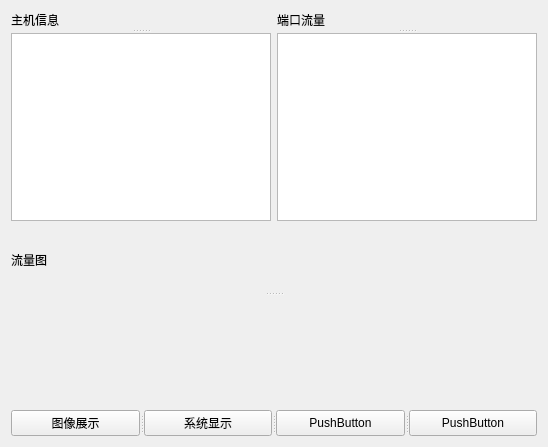
This is qt_2.ui in 2001hhhu/Ptms as Qt 5 draws it before an edit. The edited form follows.
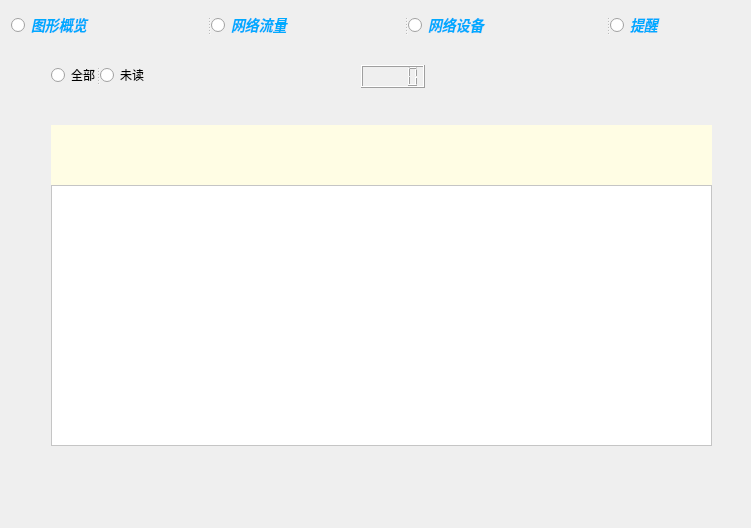
This is the edited form. The open tabs and pages were chosen to show the change. Custom widgets are drawn as their Qt base class.

```diff
--- a/qt_2.ui
+++ b/qt_2.ui
@@ -6,8 +6,8 @@
    <rect>
     <x>0</x>
     <y>0</y>
-    <width>548</width>
-    <height>447</height>
+    <width>751</width>
+    <height>528</height>
    </rect>
   </property>
   <property name="windowTitle">
@@ -15,72 +15,313 @@
   </property>
   <layout class="QVBoxLayout" name="verticalLayout">
    <item>
-    <layout class="QHBoxLayout" name="horizontalLayout">
-     <item>
+    <widget class="QSplitter" name="splitter_5">
+     <property name="styleSheet">
+      <string notr="true">QRadioButton{
+	font-family: &quot;Microsoft YaHei&quot;;
+font-size: 14px;
+font-style: italic;
+font-weight: bold;
+color: rgb(0, 170, 255);
+font: bold italic 18px &quot;Microsoft YaHei&quot;
+}</string>
+     </property>
+     <property name="orientation">
+      <enum>Qt::Horizontal</enum>
+     </property>
+     <widget class="QRadioButton" name="rbtn1">
+      <property name="text">
+       <string>图形概览</string>
+      </property>
+     </widget>
+     <widget class="QRadioButton" name="rbtn2">
+      <property name="text">
+       <string>网络流量</string>
+      </property>
+     </widget>
+     <widget class="QRadioButton" name="rbtn3">
+      <property name="text">
+       <string>网络设备</string>
+      </property>
+     </widget>
+     <widget class="QRadioButton" name="rbtn4">
+      <property name="text">
+       <string>提醒</string>
+      </property>
+     </widget>
+    </widget>
+   </item>
+   <item>
+    <widget class="QStackedWidget" name="stack_1">
+     <property name="currentIndex">
+      <number>3</number>
+     </property>
+     <widget class="QWidget" name="page">
       <widget class="QSplitter" name="splitter">
+       <property name="geometry">
+        <rect>
+         <x>0</x>
+         <y>0</y>
+         <width>241</width>
+         <height>351</height>
+        </rect>
+       </property>
        <property name="orientation">
         <enum>Qt::Vertical</enum>
        </property>
        <widget class="QLabel" name="label">
         <property name="text">
-         <string>主机信息</string>
+         <string>全部</string>
         </property>
        </widget>
        <widget class="QTextBrowser" name="textBrowser"/>
       </widget>
-     </item>
-     <item>
       <widget class="QSplitter" name="splitter_3">
+       <property name="geometry">
+        <rect>
+         <x>250</x>
+         <y>0</y>
+         <width>431</width>
+         <height>351</height>
+        </rect>
+       </property>
        <property name="orientation">
         <enum>Qt::Vertical</enum>
        </property>
        <widget class="QLabel" name="label_3">
         <property name="text">
-         <string>端口流量</string>
+         <string>应用程序</string>
         </property>
        </widget>
        <widget class="QTextBrowser" name="textBrowser_2"/>
       </widget>
-     </item>
-    </layout>
-   </item>
-   <item>
-    <widget class="QSplitter" name="splitter_2">
-     <property name="orientation">
-      <enum>Qt::Vertical</enum>
-     </property>
-     <widget class="QLabel" name="label_2">
-      <property name="text">
-       <string>流量图</string>
-      </property>
+      <widget class="QSplitter" name="splitter_4">
+       <property name="geometry">
+        <rect>
+         <x>160</x>
+         <y>380</y>
+         <width>351</width>
+         <height>24</height>
+        </rect>
+       </property>
+       <property name="orientation">
+        <enum>Qt::Horizontal</enum>
+       </property>
+       <widget class="QPushButton" name="button1">
+        <property name="text">
+         <string>图像展示</string>
+        </property>
+       </widget>
+       <widget class="QPushButton" name="button2">
+        <property name="text">
+         <string>系统显示</string>
+        </property>
+       </widget>
+       <widget class="QPushButton" name="button3">
+        <property name="text">
+         <string>PushButton</string>
+        </property>
+       </widget>
+       <widget class="QPushButton" name="button4">
+        <property name="text">
+         <string>PushButton</string>
+        </property>
+       </widget>
+      </widget>
      </widget>
-     <widget class="MplWidget2" name="asss" native="true"/>
-    </widget>
-   </item>
-   <item>
-    <widget class="QSplitter" name="splitter_4">
-     <property name="orientation">
-      <enum>Qt::Horizontal</enum>
-     </property>
-     <widget class="QPushButton" name="button1">
-      <property name="text">
-       <string>图像展示</string>
-      </property>
+     <widget class="QWidget" name="page_4">
+      <widget class="QSplitter" name="splitter_6">
+       <property name="geometry">
+        <rect>
+         <x>120</x>
+         <y>70</y>
+         <width>441</width>
+         <height>281</height>
+        </rect>
+       </property>
+       <property name="orientation">
+        <enum>Qt::Vertical</enum>
+       </property>
+       <widget class="QLabel" name="label_5">
+        <property name="text">
+         <string>                                                   网络设备</string>
+        </property>
+       </widget>
+       <widget class="QTextBrowser" name="textBrowser_3"/>
+      </widget>
      </widget>
-     <widget class="QPushButton" name="button2">
-      <property name="text">
-       <string>系统显示</string>
-      </property>
+     <widget class="QWidget" name="page_3">
+      <widget class="QStackedWidget" name="stackedWidget_2">
+       <property name="geometry">
+        <rect>
+         <x>40</x>
+         <y>80</y>
+         <width>661</width>
+         <height>321</height>
+        </rect>
+       </property>
+       <property name="styleSheet">
+        <string notr="true">*{
+	background-color:rgb(255, 253, 228)
+}</string>
+       </property>
+       <property name="currentIndex">
+        <number>0</number>
+       </property>
+       <widget class="QWidget" name="page_5">
+        <widget class="QTextBrowser" name="textBrowser_4">
+         <property name="geometry">
+          <rect>
+           <x>0</x>
+           <y>60</y>
+           <width>661</width>
+           <height>261</height>
+          </rect>
+         </property>
+         <property name="styleSheet">
+          <string notr="true">QTextBrowser{
+	background-color:rgb(255, 255, 255)
+}</string>
+         </property>
+        </widget>
+       </widget>
+       <widget class="QWidget" name="page_6">
+        <widget class="QTextBrowser" name="textBrowser_5">
+         <property name="geometry">
+          <rect>
+           <x>0</x>
+           <y>60</y>
+           <width>661</width>
+           <height>261</height>
+          </rect>
+         </property>
+         <property name="styleSheet">
+          <string notr="true">QTextBrowser{
+	background-color:rgb(255, 255, 255)
+}</string>
+         </property>
+        </widget>
+       </widget>
+      </widget>
+      <widget class="QLCDNumber" name="lcdNumber">
+       <property name="geometry">
+        <rect>
+         <x>350</x>
+         <y>20</y>
+         <width>64</width>
+         <height>23</height>
+        </rect>
+       </property>
+      </widget>
+      <widget class="QSplitter" name="splitter_7">
+       <property name="geometry">
+        <rect>
+         <x>40</x>
+         <y>20</y>
+         <width>94</width>
+         <height>20</height>
+        </rect>
+       </property>
+       <property name="orientation">
+        <enum>Qt::Horizontal</enum>
+       </property>
+       <widget class="QRadioButton" name="rbtn7">
+        <property name="text">
+         <string>全部</string>
+        </property>
+       </widget>
+       <widget class="QRadioButton" name="rbtn8">
+        <property name="text">
+         <string>未读</string>
+        </property>
+       </widget>
+      </widget>
      </widget>
-     <widget class="QPushButton" name="button3">
-      <property name="text">
-       <string>PushButton</string>
-      </property>
-     </widget>
-     <widget class="QPushButton" name="button4">
-      <property name="text">
-       <string>PushButton</string>
-      </property>
+     <widget class="QWidget" name="page_2">
+      <widget class="QLabel" name="label_4">
+       <property name="geometry">
+        <rect>
+         <x>360</x>
+         <y>20</y>
+         <width>54</width>
+         <height>16</height>
+        </rect>
+       </property>
+       <property name="text">
+        <string>日期</string>
+       </property>
+      </widget>
+      <widget class="QRadioButton" name="rbtn5">
+       <property name="geometry">
+        <rect>
+         <x>20</x>
+         <y>10</y>
+         <width>95</width>
+         <height>20</height>
+        </rect>
+       </property>
+       <property name="text">
+        <string>全部</string>
+       </property>
+      </widget>
+      <widget class="QRadioButton" name="rbtn6">
+       <property name="geometry">
+        <rect>
+         <x>90</x>
+         <y>10</y>
+         <width>95</width>
+         <height>20</height>
+        </rect>
+       </property>
+       <property name="text">
+        <string>应用程序</string>
+       </property>
+      </widget>
+      <widget class="QStackedWidget" name="stackedWidget">
+       <property name="geometry">
+        <rect>
+         <x>20</x>
+         <y>50</y>
+         <width>691</width>
+         <height>391</height>
+        </rect>
+       </property>
+       <property name="styleSheet">
+        <string notr="true">*{
+	background-color:rgb(85, 255, 127)
+}</string>
+       </property>
+       <property name="currentIndex">
+        <number>0</number>
+       </property>
+       <widget class="QWidget" name="page_7">
+        <widget class="QSplitter" name="splitter_2">
+         <property name="geometry">
+          <rect>
+           <x>40</x>
+           <y>50</y>
+           <width>621</width>
+           <height>301</height>
+          </rect>
+         </property>
+         <property name="styleSheet">
+          <string notr="true">*{
+	background-color:white
+}</string>
+         </property>
+         <property name="orientation">
+          <enum>Qt::Vertical</enum>
+         </property>
+         <widget class="QLabel" name="label_2">
+          <property name="text">
+           <string>流量图</string>
+          </property>
+         </widget>
+         <widget class="MplWidget2" name="asss" native="true"/>
+        </widget>
+       </widget>
+       <widget class="QWidget" name="page_8"/>
+      </widget>
      </widget>
     </widget>
    </item>
```
Left out of the diff: 6 changed lines with no effect on the pictures.
